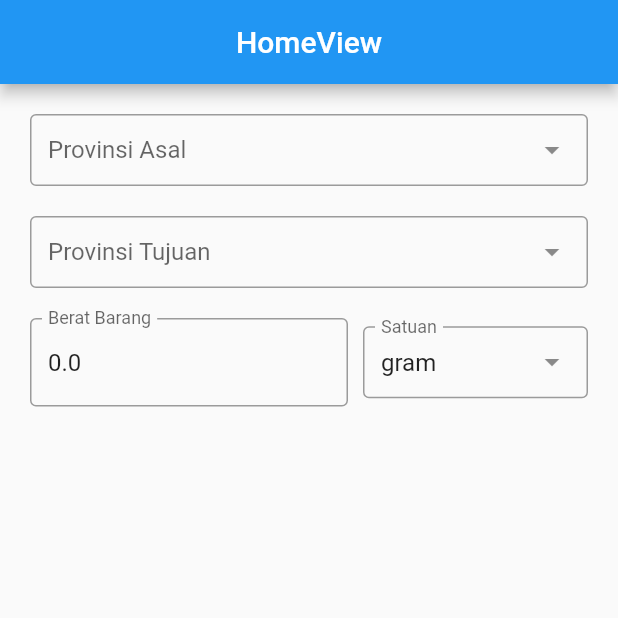
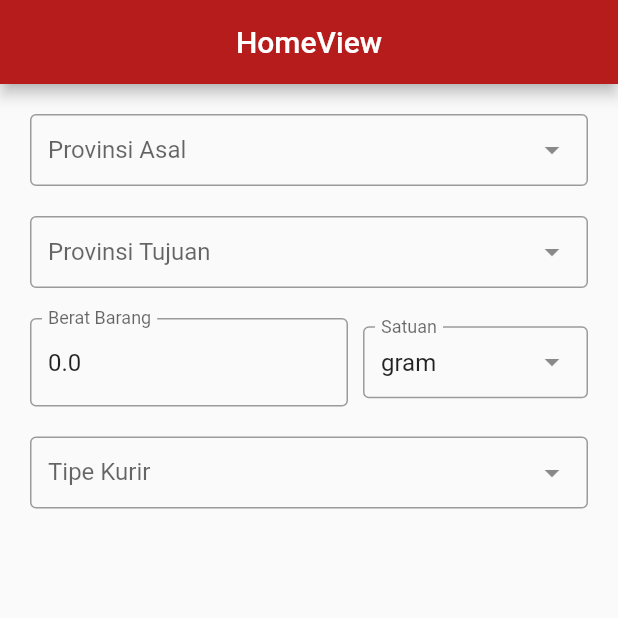
Before and after one commit to AgungLi/cek-ongkir, a Flutter app: the screen it shows after launch, on a phone screen of 412 x 824 dp, the top half of it. Run offline on Flutter 3.47's test engine with Material 2 defaults, Android fonts, the phone set to English and light mode, and no system bars; drawn by our look-alikes of dropdown_search; our stand-ins replace get.

Commit message:
Create Courie

```diff
--- a/lib/app/modules/home/controllers/home_controller.dart
+++ b/lib/app/modules/home/controllers/home_controller.dart
@@ -8,11 +8,21 @@ class HomeController extends GetxController {
   var hiddenKotaTujuan = true.obs;
   var provTujuanId = 0.obs;
   var kotaTujuanId = 0.obs;
+  var hiddenButton = true.obs;
+  var kurir = "".obs;
 
   double berat = 0.0;
   String satuan = "gram";
 
   late TextEditingController beratC;
+
+  void showButton() {
+    if (kotaAsalId != 0 && kotaTujuanId != 0 && berat > 0 && kurir != "") {
+      hiddenButton.value = false;
+    } else {
+      hiddenButton.value = true;
+    }
+  }
 
   void ubahBerat(String value) {
     berat = double.tryParse(value) ?? 0.0;
@@ -58,6 +68,7 @@ class HomeController extends GetxController {
         berat = berat;
     }
     print("$berat gram");
+    showButton();
   }
 
   void ubahSatuan(String value) {
@@ -104,6 +115,7 @@ class HomeController extends GetxController {
     }
     satuan = value;
     print("$berat gram");
+    showButton();
   }
 
   @override
--- a/lib/app/modules/home/views/home_view.dart
+++ b/lib/app/modules/home/views/home_view.dart
@@ -1,4 +1,5 @@
 import 'package:cekongkir/app/modules/home/views/widgets/berat.dart';
+import 'package:dropdown_search/dropdown_search.dart';
 import 'package:flutter/material.dart';
 import 'package:get/get.dart';
 import '../controllers/home_controller.dart';
@@ -12,6 +13,7 @@ class HomeView extends GetView<HomeController> {
         appBar: AppBar(
           title: Text('HomeView'),
           centerTitle: true,
+          backgroundColor: Colors.red[900],
         ),
         body: ListView(
           padding: EdgeInsets.all(20),
@@ -39,6 +41,57 @@ class HomeView extends GetView<HomeController> {
                     ),
             ),
             BeratBarang(),
+            Padding(
+              padding: const EdgeInsets.only(bottom: 50),
+              child: DropdownSearch<Map<String, dynamic>>(
+                mode: Mode.MENU,
+                showClearButton: true,
+                showSelectedItem: false,
+                items: [
+                  {
+                    "code": "jne",
+                    "name": "Jalur Nugraha Ekakurir (JNE)",
+                  },
+                  {
+                    "code": "tiki",
+                    "name": "Titipan Kilat (TIKI)",
+                  },
+                  {
+                    "code": "pos",
+                    "name": "Perusahan Opsional Surat (POS Indonesia)",
+                  },
+                ],
+                label: "Tipe Kurir",
+                hint: "Pilih tipe kurir...",
+                onChanged: (value) {
+                  if (value != null) {
+                    controller.kurir.value = value["code"];
+                    controller.showButton();
+                  } else {
+                    controller.hiddenButton.value = true;
+                    controller.kurir.value;
+                  }
+                },
+                itemAsString: (item) => "${item['name']}",
+                popupItemBuilder: (context, item, isSelected) => Container(
+                  padding: EdgeInsets.all(20),
+                  child: Text(
+                    "${item['name']}",
+                    style: TextStyle(fontSize: 18, color: Colors.black),
+                  ),
+                ),
+              ),
+            ),
+            Obx(() => controller.hiddenButton.isTrue
+                ? SizedBox()
+                : ElevatedButton(
+                    onPressed: () {},
+                    child: Text("CEK ONGKOS KIRIM"),
+                    style: ElevatedButton.styleFrom(
+                      padding: EdgeInsets.symmetric(vertical: 20),
+                      primary: Colors.red[900],
+                    ),
+                  ))
           ],
         ));
   }
--- a/lib/app/modules/home/views/widgets/berat.dart
+++ b/lib/app/modules/home/views/widgets/berat.dart
@@ -9,7 +9,9 @@ class BeratBarang extends GetView<HomeController> {
 
   @override
   Widget build(BuildContext context) {
-    return Row(
+    return Padding(
+      padding: const EdgeInsets.only(bottom: 20),
+      child: Row(
         children: [
           Expanded(
             child: TextField(
@@ -56,6 +58,7 @@ class BeratBarang extends GetView<HomeController> {
             ),
           )
         ],
+      ),
     );
   }
 }
--- a/lib/app/modules/home/views/widgets/province.dart
+++ b/lib/app/modules/home/views/widgets/province.dart
@@ -69,6 +69,7 @@ class Provinsi extends GetView<HomeController> {
               controller.hiddenKotaTujuan.value = false;
               controller.provTujuanId.value = int.parse(prov.provinceId!);
             }
+            controller.showButton();
           } else {
             if (tipe == "asal") {
               controller.hiddenKotaAsal.value = true;
@@ -78,6 +79,7 @@ class Provinsi extends GetView<HomeController> {
               controller.provTujuanId.value = 0;
             }
           }
+          controller.showButton();
         },
         popupItemBuilder: (context, item, isSelected) {
           return Container(
```
Also changed, not shown: lib/app/modules/home/views/widgets/city.dart (+7 -8 lines). Lines whose indentation alone changed are shown as unchanged.
